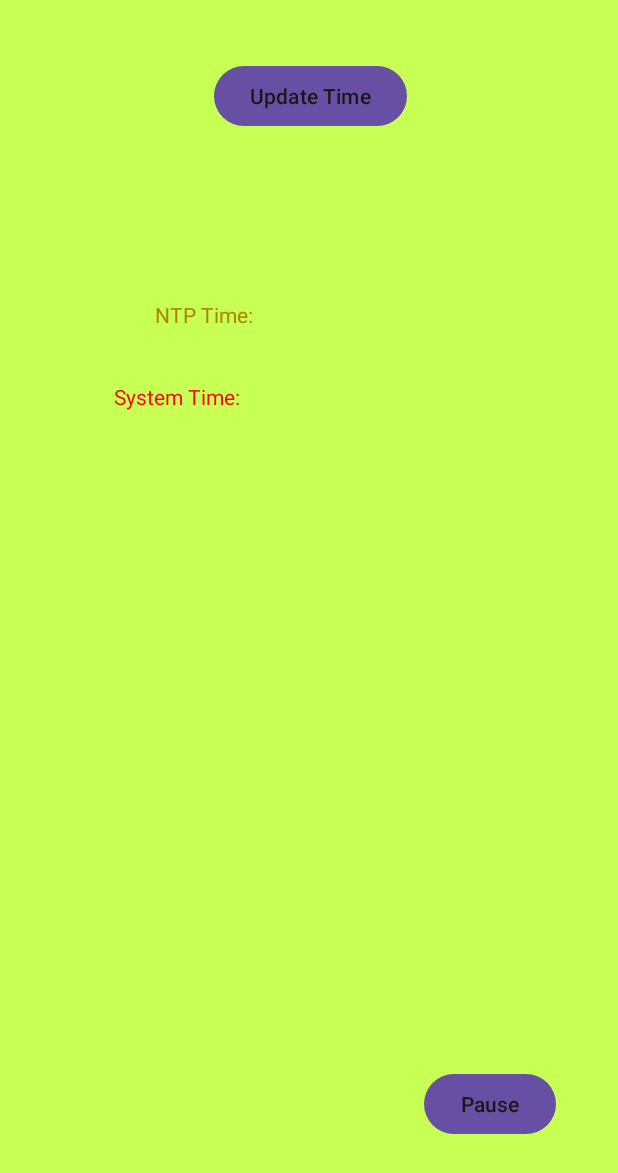
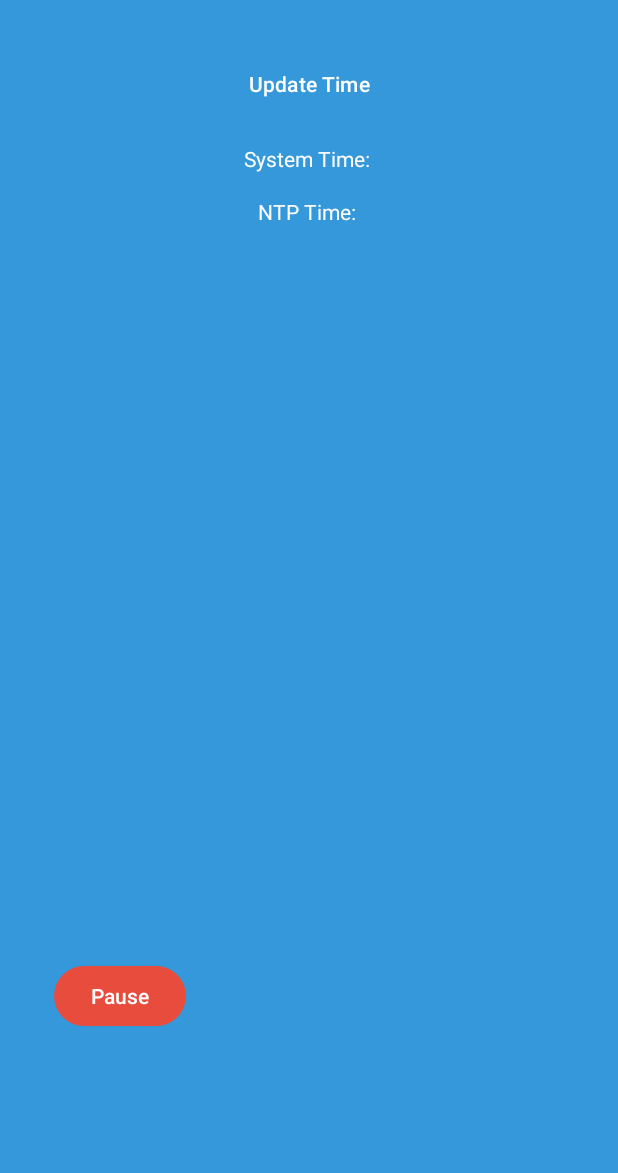
Before and after one commit to GoranMarjanovic90/MyTime-Android-Application, an Android app: the screen it shows after launch (MainActivity), on a phone screen of 412 x 824 dp. Shown: the top 1173 px of the screen. Run offline under Robolectric (Android 15) with nearby library versions, the phone set to English and light mode, and no system bars; libraries missing offline, so code that uses them is left out: org.apache.commons.

Commit message:
Design and screenshot

```diff
--- a/app/src/main/java/com/example/myapplication/MainActivity.java
+++ b/app/src/main/java/com/example/myapplication/MainActivity.java
@@ -96,7 +96,7 @@ public class MainActivity extends AppCompatActivity {
             return ntpDateFormat.format(ntpDate);
         } catch (IOException e) {
             e.printStackTrace();
-            return "I'm offline!";
+            return "Failed to fetch NTP time";
         } finally {
             client.close();
         }
--- a/app/src/main/res/layout/activity_main.xml
+++ b/app/src/main/res/layout/activity_main.xml
@@ -1,10 +1,11 @@
 <?xml version="1.0" encoding="utf-8"?>
-<androidx.constraintlayout.widget.ConstraintLayout xmlns:android="http://schemas.android.com/apk/res/android"
+<androidx.constraintlayout.widget.ConstraintLayout
+    xmlns:android="http://schemas.android.com/apk/res/android"
     xmlns:app="http://schemas.android.com/apk/res-auto"
     xmlns:tools="http://schemas.android.com/tools"
     android:layout_width="match_parent"
     android:layout_height="match_parent"
-    android:background="#C7FF54"
+    android:background="#3498db"
     android:padding="16dp"
     tools:context=".MainActivity">
 
@@ -13,74 +14,52 @@
         android:layout_width="wrap_content"
         android:layout_height="wrap_content"
         android:layout_centerHorizontal="true"
-        android:layout_marginStart="133dp"
         android:layout_marginTop="16dp"
-        android:layout_marginEnd="132dp"
-        android:layout_marginBottom="200dp"
         android:text="Update Time"
-        android:textColor="#171717"
-        app:iconTint="#4E470B"
-        app:layout_constraintBottom_toTopOf="@+id/pauseResumeButton"
+        android:textColor="#ffffff"
+        app:backgroundTint="#3498db"
+        app:iconTint="#ffffff"
+        app:layout_constraintTop_toTopOf="parent"
+        app:layout_constraintStart_toStartOf="parent"
         app:layout_constraintEnd_toEndOf="parent"
-        app:layout_constraintStart_toStartOf="parent"
-        app:layout_constraintTop_toTopOf="parent"
-        app:layout_constraintVertical_bias="0.019"
-        app:rippleColor="#FDEB4F"
-        app:strokeColor="#020200"
-        tools:ignore="MissingConstraints" />
+        app:layout_constraintHorizontal_bias="0.5"
+        app:rippleColor="#5eb5f1"
+        app:strokeColor="#5eb5f1" />
 
     <Button
         android:id="@+id/pauseResumeButton"
         android:layout_width="wrap_content"
         android:layout_height="wrap_content"
-        android:layout_centerHorizontal="true"
-        android:layout_marginStart="282dp"
-        android:layout_marginTop="619dp"
-        android:layout_marginEnd="25dp"
-        android:layout_marginBottom="48dp"
+        android:layout_marginTop="624dp"
+        android:layout_marginEnd="272dp"
         android:text="Pause"
-        android:textColor="#171717"
-        app:iconTint="#4E470B"
-        app:layout_constraintBottom_toBottomOf="parent"
+        android:textColor="#ffffff"
+        app:backgroundTint="#e74c3c"
+        app:iconTint="#ffffff"
         app:layout_constraintEnd_toEndOf="parent"
-        app:layout_constraintHorizontal_bias="1.0"
-        app:layout_constraintStart_toStartOf="parent"
         app:layout_constraintTop_toTopOf="parent"
-        app:layout_constraintVertical_bias="1.0"
-        app:rippleColor="#FDEB4F"
-        tools:ignore="MissingConstraints" />
+        app:rippleColor="#c0392b"
+        app:strokeColor="#c0392b" />
 
     <TextView
         android:id="@+id/systemTimeTextView"
         android:layout_width="wrap_content"
         android:layout_height="wrap_content"
-        android:layout_below="@id/updateButton"
-        android:layout_centerHorizontal="true"
-        android:layout_marginStart="60dp"
-        android:layout_marginTop="35dp"
-        android:layout_marginEnd="248dp"
+        android:layout_marginTop="16dp"
         android:text="System Time: "
-        android:textColor="#FF0505"
-        app:layout_constraintEnd_toEndOf="parent"
-        app:layout_constraintHorizontal_bias="0.0"
+        android:textColor="#ffffff"
+        app:layout_constraintTop_toBottomOf="@+id/updateButton"
         app:layout_constraintStart_toStartOf="parent"
-        app:layout_constraintTop_toBottomOf="@+id/ntpTimeTextView"
-        tools:ignore="MissingConstraints" />
+        app:layout_constraintEnd_toEndOf="parent" />
 
     <TextView
         android:id="@+id/ntpTimeTextView"
         android:layout_width="wrap_content"
         android:layout_height="wrap_content"
-        android:layout_below="@id/systemTimeTextView"
-        android:layout_centerHorizontal="true"
-        android:layout_marginStart="87dp"
-        android:layout_marginTop="112dp"
-        android:layout_marginEnd="246dp"
+        android:layout_marginTop="16dp"
         android:text="NTP Time: "
-        android:textColor="#AE8302"
-        app:layout_constraintEnd_toEndOf="parent"
-        app:layout_constraintHorizontal_bias="0.0"
+        android:textColor="#ffffff"
+        app:layout_constraintTop_toBottomOf="@+id/systemTimeTextView"
         app:layout_constraintStart_toStartOf="parent"
-        app:layout_constraintTop_toBottomOf="@+id/updateButton"
-        tools:ignore="MissingConstraints" />
+        app:layout_constraintEnd_toEndOf="parent" />
 </androidx.constraintlayout.widget.ConstraintLayout>
```
Also changed, not shown: 9 other files.
